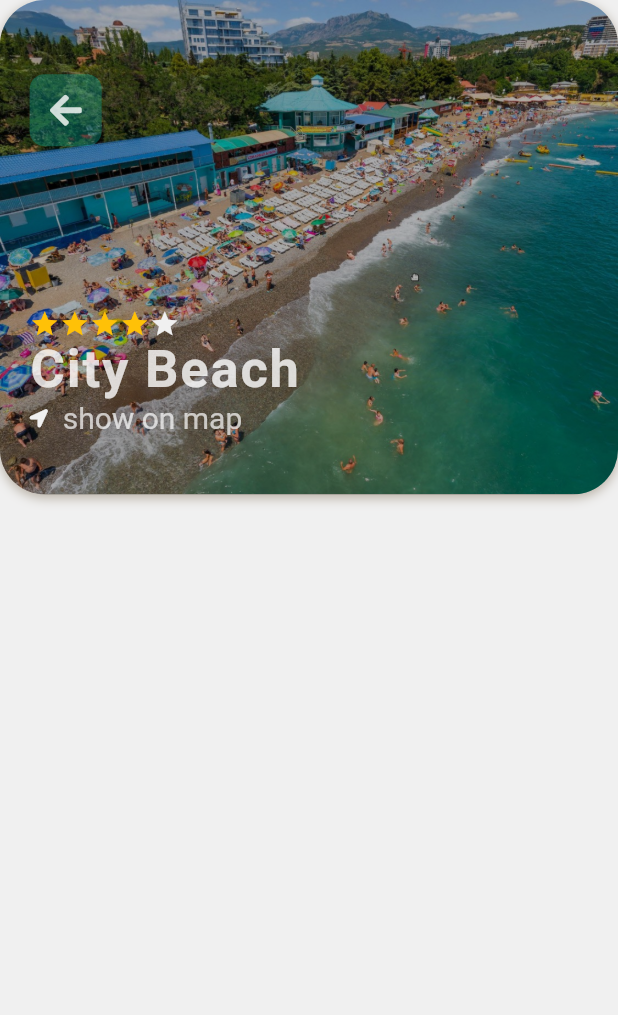
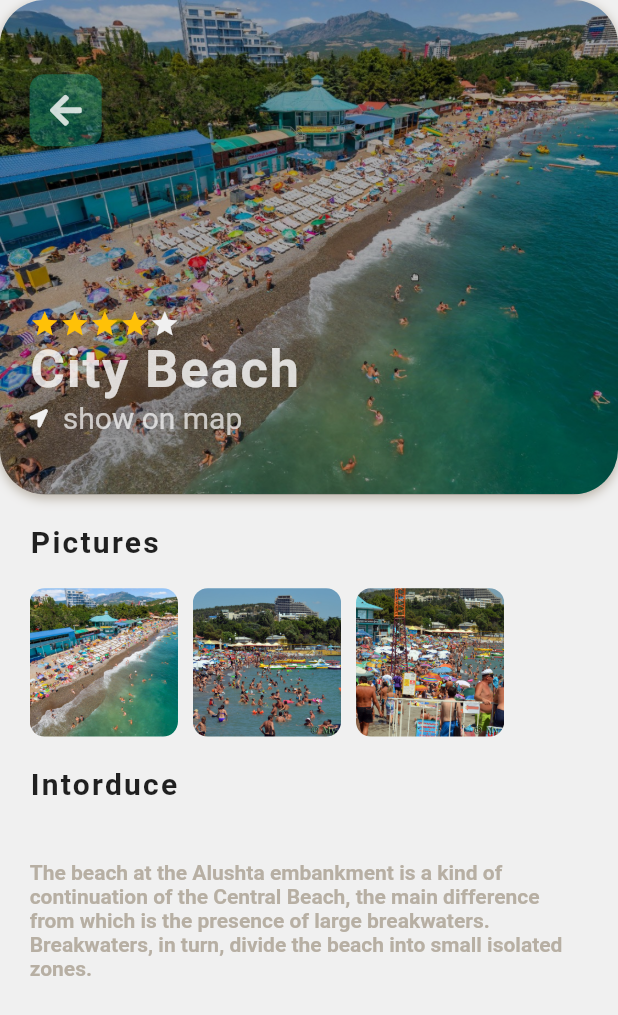
Before and after one commit to yellowswordg/travell_recomendation, a Flutter app: the screen it shows after launch, after a tap on "City Beach", on a phone screen of 412 x 824 dp. Shown: the top 1015 px of the screen. Run offline on Flutter 3.47's test engine with Material 2 defaults, Android fonts, the phone set to English and light mode, and no system bars; our stand-ins replace flutter_svg, font_awesome_flutter.

Commit message:
Almost done activity_screen.

```diff
--- a/lib/screens/activity_screen/activity_screen.dart
+++ b/lib/screens/activity_screen/activity_screen.dart
@@ -2,13 +2,46 @@ import 'package:flutter/material.dart';
 import 'package:travell_recomendation/models/models.dart';
 import 'package:travell_recomendation/screens/activity_screen/widgets/activity_banner_title.dart';
 import 'package:travell_recomendation/screens/destination_screen/widgets/widgets.dart';
+import 'package:travell_recomendation/screens/home_screen/widgets/widgets.dart';
 import 'package:travell_recomendation/utils/constants.dart';
 import 'package:travell_recomendation/utils/size_config.dart';
+
+import 'widgets/image_row.dart';
 
 class ActivityScreen extends StatelessWidget {
   final Activity activity;
 
   ActivityScreen({this.activity});
+
+  Future<void> _showMyDialog(
+      BuildContext context, String url, double defaultSize) async {
+    return showDialog<void>(
+      context: context,
+      barrierDismissible: false, // user must tap button!
+      builder: (BuildContext context) {
+        return AlertDialog(
+          titlePadding: EdgeInsets.zero,
+          content: SingleChildScrollView(
+            child: Container(
+              height: defaultSize * 30,
+              width: defaultSize * 30,
+              decoration:
+                  BoxDecoration(image: DecorationImage(image: AssetImage(url))),
+            ),
+          ),
+          actions: <Widget>[
+            FlatButton(
+              child: Text('Approve'),
+              onPressed: () {
+                Navigator.of(context).pop();
+              },
+            ),
+          ],
+        );
+      },
+    );
+  }
+
   @override
   Widget build(BuildContext context) {
     // print(activity.frontImage);
@@ -17,11 +50,40 @@ class ActivityScreen extends StatelessWidget {
     return Scaffold(
       backgroundColor: kWhite,
       body: Column(
+        crossAxisAlignment: CrossAxisAlignment.start,
         children: [
           TopBanner(
             defaultSize: defaultSize,
             imgUrl: activity.frontImage,
             title: ActivityBannerTitle(activity: activity),
+          ),
+          SizedBox(height: defaultSize * 2),
+          CustomTitle(
+            defaultSize: defaultSize,
+            title: "Pictures",
+          ),
+          SizedBox(height: defaultSize * 2),
+          ImageRow(defaultSize: defaultSize, activity: activity),
+          SizedBox(height: defaultSize * 2),
+          CustomTitle(
+            defaultSize: defaultSize,
+            title: "Intorduce",
+          ),
+          SizedBox(height: defaultSize * 2),
+          Padding(
+            padding: EdgeInsets.all(defaultSize * 2),
+            child: Expanded(
+              child: Container(
+                child: Text(
+                  activity.description,
+                  style: TextStyle(
+                    color: kGrey,
+                    fontSize: 14,
+                    fontWeight: FontWeight.bold,
+                  ),
+                ),
+              ),
+            ),
           )
         ],
       ),
--- /dev/null
+++ b/lib/screens/activity_screen/widgets/image_row.dart
@@ -0,0 +1,42 @@
+import 'package:flutter/material.dart';
+import 'package:travell_recomendation/models/models.dart';
+
+class ImageRow extends StatelessWidget {
+  const ImageRow({
+    Key key,
+    @required this.defaultSize,
+    @required this.activity,
+  }) : super(key: key);
+
+  final double defaultSize;
+  final Activity activity;
+
+  @override
+  Widget build(BuildContext context) {
+    return Container(
+      height: defaultSize * 10,
+      child: ListView.builder(
+        padding: EdgeInsets.symmetric(horizontal: defaultSize * 2),
+        scrollDirection: Axis.horizontal,
+        itemCount: activity.imageUrls.length,
+        itemBuilder: (context, index) {
+          String url = activity.imageUrls[index];
+          return Padding(
+            padding: EdgeInsets.only(right: defaultSize),
+            child: ClipRRect(
+              borderRadius: BorderRadius.circular(10),
+              child: GestureDetector(
+                // onTap: () => _showMyDialog(context, url, defaultSize),
+                child: Image(
+                  width: defaultSize * 10,
+                  image: AssetImage(url),
+                  fit: BoxFit.cover,
+                ),
+              ),
+            ),
+          );
+        },
+      ),
+    );
+  }
+}
--- a/lib/screens/home_screen/home_screen.dart
+++ b/lib/screens/home_screen/home_screen.dart
@@ -1,5 +1,4 @@
 import 'package:flutter/material.dart';
-import 'package:flutter_svg/flutter_svg.dart';
 import 'package:font_awesome_flutter/font_awesome_flutter.dart';
 import 'package:travell_recomendation/data/data.dart';
 import 'package:travell_recomendation/models/models.dart';
--- a/lib/screens/home_screen/widgets/widgets.dart
+++ b/lib/screens/home_screen/widgets/widgets.dart
@@ -1,4 +1,4 @@
-export 'custom_tile.dart';
+export '../../../widgets/custom_tile.dart';
 export 'help_banner.dart';
 
 export 'icon_tile_row.dart';
--- a/pubspec.yaml
+++ b/pubspec.yaml
@@ -31,6 +31,7 @@ dependencies:
   equatable: ^1.2.5
   flutter_svg: ^0.19.0
   font_awesome_flutter: ^8.8.1
+  photo_view: ^0.10.2
 
 dev_dependencies:
   flutter_test:
```
Also changed, not shown: lib/screens/destination_screen/widgets/activity_list.dart (+11 -1 lines), lib/widgets/custom_tile.dart (renamed from lib/screens/home_screen/widgets/custom_tile.dart), pubspec.lock.
